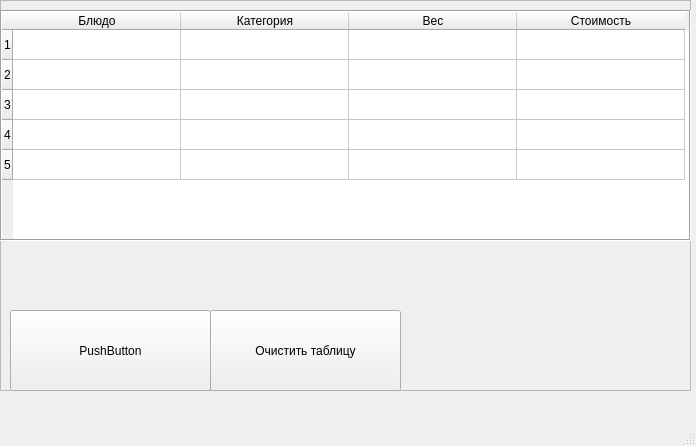
The window that dish.ui (detry1337/Iisp_practice) describes before a commit, drawn with Qt 5.
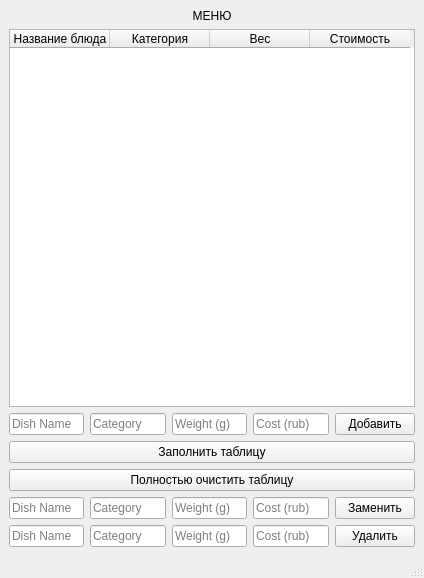
The same window after the commit.

```diff
--- a/dish.ui
+++ b/dish.ui
@@ -2,116 +2,197 @@
 <ui version="4.0">
  <class>MainWindow</class>
  <widget class="QMainWindow" name="MainWindow">
-  <property name="enabled">
-   <bool>true</bool>
-  </property>
   <property name="geometry">
    <rect>
     <x>0</x>
     <y>0</y>
-    <width>696</width>
-    <height>446</height>
+    <width>424</width>
+    <height>578</height>
    </rect>
   </property>
   <property name="windowTitle">
    <string>Список студентов</string>
   </property>
   <widget class="QWidget" name="centralwidget">
-   <widget class="QFrame" name="frame">
-    <property name="geometry">
-     <rect>
-      <x>0</x>
-      <y>0</y>
-      <width>691</width>
-      <height>391</height>
-     </rect>
-    </property>
-    <property name="frameShape">
-     <enum>QFrame::StyledPanel</enum>
-    </property>
-    <property name="frameShadow">
-     <enum>QFrame::Raised</enum>
-    </property>
-    <widget class="QTableWidget" name="tableWidget">
-     <property name="geometry">
-      <rect>
-       <x>0</x>
-       <y>10</y>
-       <width>691</width>
-       <height>231</height>
-      </rect>
-     </property>
-     <property name="frameShape">
-      <enum>QFrame::Box</enum>
-     </property>
-     <property name="frameShadow">
-      <enum>QFrame::Sunken</enum>
-     </property>
-     <property name="rowCount">
-      <number>5</number>
-     </property>
-     <property name="columnCount">
-      <number>4</number>
-     </property>
-     <attribute name="horizontalHeaderVisible">
-      <bool>true</bool>
-     </attribute>
-     <attribute name="horizontalHeaderDefaultSectionSize">
-      <number>168</number>
-     </attribute>
-     <row/>
-     <row/>
-     <row/>
-     <row/>
-     <row/>
-     <column>
+   <layout class="QVBoxLayout" name="verticalLayout">
+    <item>
+     <widget class="QLabel" name="label_title">
       <property name="text">
-       <string>Блюдо</string>
+       <string>МЕНЮ</string>
       </property>
-     </column>
-     <column>
-      <property name="text">
-       <string>Категория</string>
+      <property name="alignment">
+       <set>Qt::AlignCenter</set>
       </property>
-     </column>
-     <column>
+     </widget>
+    </item>
+    <item>
+     <widget class="QTableWidget" name="tableWidget">
+      <property name="sizePolicy">
+       <sizepolicy hsizetype="Expanding" vsizetype="Expanding">
+        <horstretch>0</horstretch>
+        <verstretch>0</verstretch>
+       </sizepolicy>
+      </property>
+      <column>
+       <property name="text">
+        <string>Название блюда</string>
+       </property>
+      </column>
+      <column>
+       <property name="text">
+        <string>Категория</string>
+       </property>
+      </column>
+      <column>
+       <property name="text">
+        <string>Вес</string>
+       </property>
+      </column>
+      <column>
+       <property name="text">
+        <string>Стоимость</string>
+       </property>
+      </column>
+     </widget>
+    </item>
+    <item>
+     <layout class="QHBoxLayout" name="horizontalLayout">
+      <item>
+       <widget class="QLineEdit" name="lineEdit_name">
+        <property name="placeholderText">
+         <string>Dish Name</string>
+        </property>
+       </widget>
+      </item>
+      <item>
+       <widget class="QLineEdit" name="lineEdit_category">
+        <property name="placeholderText">
+         <string>Category</string>
+        </property>
+       </widget>
+      </item>
+      <item>
+       <widget class="QLineEdit" name="lineEdit_weight">
+        <property name="placeholderText">
+         <string>Weight (g)</string>
+        </property>
+       </widget>
+      </item>
+      <item>
+       <widget class="QLineEdit" name="lineEdit_cost">
+        <property name="placeholderText">
+         <string>Cost (rub)</string>
+        </property>
+       </widget>
+      </item>
+      <item>
+       <widget class="QPushButton" name="pushButton_3">
+        <property name="text">
+         <string>Добавить</string>
+        </property>
+       </widget>
+      </item>
+     </layout>
+    </item>
+    <item>
+     <widget class="QPushButton" name="pushButton">
       <property name="text">
-       <string>Вес</string>
+       <string>Заполнить таблицу</string>
       </property>
-     </column>
-     <column>
+     </widget>
+    </item>
+    <item>
+     <widget class="QPushButton" name="pushButton_2">
       <property name="text">
-       <string>Стоимость</string>
+       <string>Полностью очистить таблицу</string>
       </property>
-     </column>
-    </widget>
-   </widget>
-   <widget class="QPushButton" name="pushButton_2">
-    <property name="geometry">
-     <rect>
-      <x>210</x>
-      <y>310</y>
-      <width>191</width>
-      <height>81</height>
-     </rect>
-    </property>
-    <property name="text">
-     <string>Очистить таблицу</string>
-    </property>
-   </widget>
-   <widget class="QPushButton" name="pushButton">
-    <property name="geometry">
-     <rect>
-      <x>10</x>
-      <y>310</y>
-      <width>201</width>
-      <height>81</height>
-     </rect>
-    </property>
-    <property name="text">
-     <string>PushButton</string>
-    </property>
-   </widget>
+     </widget>
+    </item>
+    <item>
+     <layout class="QHBoxLayout" name="horizontalLayout_2">
+      <item>
+       <widget class="QLineEdit" name="lineEdit_name_2">
+        <property name="placeholderText">
+         <string>Dish Name</string>
+        </property>
+       </widget>
+      </item>
+      <item>
+       <widget class="QLineEdit" name="lineEdit_category_2">
+        <property name="placeholderText">
+         <string>Category</string>
+        </property>
+       </widget>
+      </item>
+      <item>
+       <widget class="QLineEdit" name="lineEdit_weight_3">
+        <property name="placeholderText">
+         <string>Weight (g)</string>
+        </property>
+       </widget>
+      </item>
+      <item>
+       <widget class="QLineEdit" name="lineEdit_cost_2">
+        <property name="placeholderText">
+         <string>Cost (rub)</string>
+        </property>
+       </widget>
+      </item>
+      <item>
+       <widget class="QPushButton" name="pushButton_4">
+        <property name="text">
+         <string>Заменить</string>
+        </property>
+       </widget>
+      </item>
+     </layout>
+    </item>
+    <item>
+     <layout class="QHBoxLayout" name="buttonLayout"/>
+    </item>
+    <item>
+     <layout class="QHBoxLayout" name="horizontalLayout_3">
+      <item>
+       <widget class="QLineEdit" name="lineEdit_name_3">
+        <property name="placeholderText">
+         <string>Dish Name</string>
+        </property>
+       </widget>
+      </item>
+      <item>
+       <widget class="QLineEdit" name="lineEdit_category_3">
+        <property name="placeholderText">
+         <string>Category</string>
+        </property>
+       </widget>
+      </item>
+      <item>
+       <widget class="QLineEdit" name="lineEdit_weight_5">
+        <property name="placeholderText">
+         <string>Weight (g)</string>
+        </property>
+       </widget>
+      </item>
+      <item>
+       <widget class="QLineEdit" name="lineEdit_cost_3">
+        <property name="placeholderText">
+         <string>Cost (rub)</string>
+        </property>
+       </widget>
+      </item>
+      <item>
+       <widget class="QPushButton" name="pushButton_5">
+        <property name="text">
+         <string>Удалить</string>
+        </property>
+       </widget>
+      </item>
+     </layout>
+    </item>
+    <item>
+     <layout class="QHBoxLayout" name="buttonLayout_2"/>
+    </item>
+   </layout>
   </widget>
   <widget class="QMenuBar" name="menubar">
    <property name="geometry">
```
Left out of the diff: 23 changed lines with no effect on the pictures.
